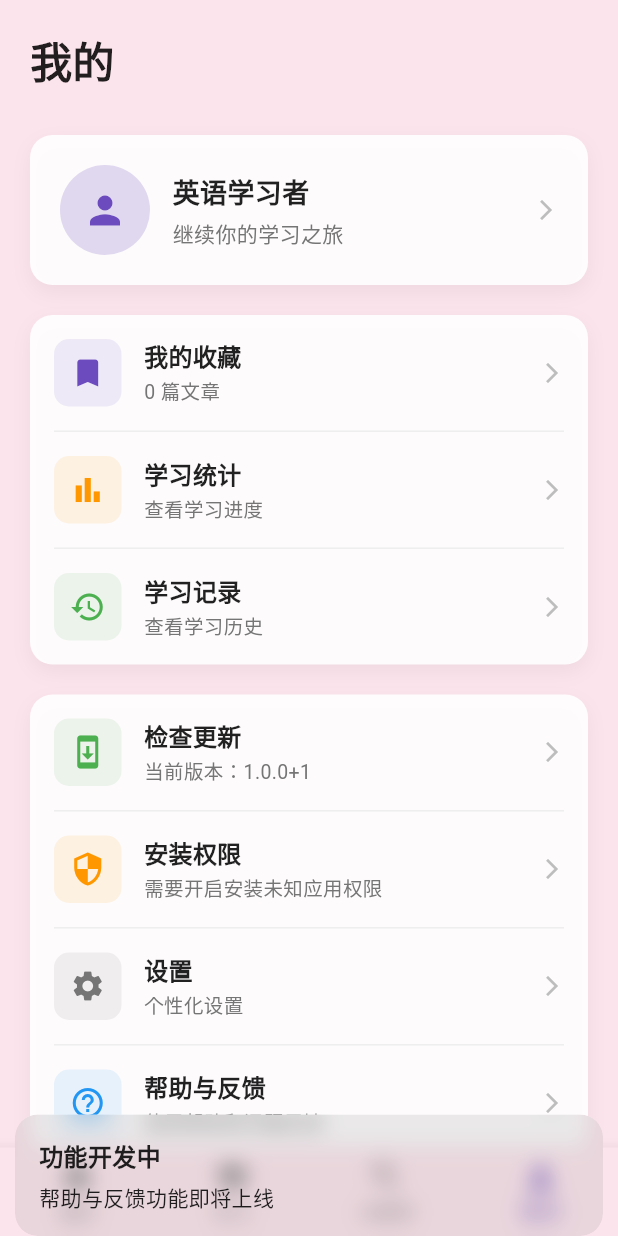
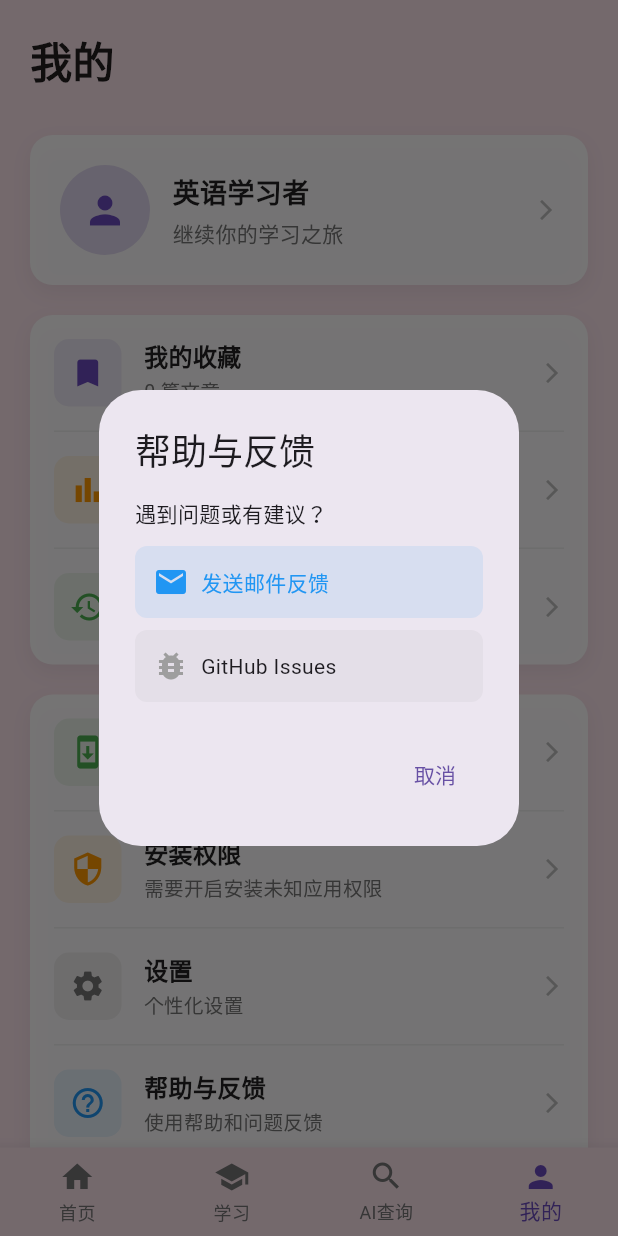
Before and after one commit to Dolores18/mika_app, a Flutter app: the screen it shows after launch, item 4 of the bottom bar chosen, after a tap on "帮助与反馈", on a phone screen of 412 x 824 dp. Run offline on Flutter 3.47's test engine with Material 3 defaults, Android fonts, the phone set to English and light mode, and no system bars; our stand-ins replace device_info_plus, flutter_markdown, flutter_riverpod, get, isar, just_audio and 6 more; missing offline and left inert: android_intent_plus, flutter_inappwebview, markdown; accounts and stored records are empty; generated files the repository leaves out were written again; network calls fail.

```diff
--- a/lib/pages/profile_page.dart
+++ b/lib/pages/profile_page.dart
@@ -235,11 +235,7 @@ class ProfilePage extends StatelessWidget {
             subtitle: '使用帮助和问题反馈',
             color: Colors.blue,
             onTap: () {
-              Get.snackbar(
-                '功能开发中',
-                '帮助与反馈功能即将上线',
-                snackPosition: SnackPosition.BOTTOM,
-              );
+              _showFeedbackDialog();
             },
           ),
 
@@ -539,6 +535,74 @@ class ProfilePage extends StatelessWidget {
     );
   }
 
+  // 显示反馈对话框
+  void _showFeedbackDialog() {
+    Get.dialog(
+      AlertDialog(
+        title: const Text('帮助与反馈'),
+        content: Column(
+          mainAxisSize: MainAxisSize.min,
+          crossAxisAlignment: CrossAxisAlignment.start,
+          children: [
+            const Text('遇到问题或有建议？'),
+            const SizedBox(height: 12),
+
+            // 邮件反馈
+            InkWell(
+              onTap: () {
+                Get.back();
+                updateController.sendFeedbackEmail();
+              },
+              child: Container(
+                padding: const EdgeInsets.all(12),
+                decoration: BoxDecoration(
+                  color: Colors.blue.withOpacity(0.1),
+                  borderRadius: BorderRadius.circular(8),
+                ),
+                child: const Row(
+                  children: [
+                    Icon(Icons.email, color: Colors.blue),
+                    SizedBox(width: 8),
+                    Text('发送邮件反馈', style: TextStyle(color: Colors.blue)),
+                  ],
+                ),
+              ),
+            ),
+            const SizedBox(height: 8),
+
+            // GitHub Issues
+            InkWell(
+              onTap: () {
+                Get.back();
+                updateController.openGitHubRepo();
+              },
+              child: Container(
+                padding: const EdgeInsets.all(12),
+                decoration: BoxDecoration(
+                  color: Colors.grey.withOpacity(0.1),
+                  borderRadius: BorderRadius.circular(8),
+                ),
+                child: const Row(
+                  children: [
+                    Icon(Icons.bug_report, color: Colors.grey),
+                    SizedBox(width: 8),
+                    Text('GitHub Issues'),
+                  ],
+                ),
+              ),
+            ),
+          ],
+        ),
+        actions: [
+          TextButton(
+            onPressed: () => Get.back(),
+            child: const Text('取消'),
+          ),
+        ],
+      ),
+    );
+  }
+
   // 显示关于对话框
   void _showAboutDialog() {
     Get.dialog(
@@ -556,18 +620,44 @@ class ProfilePage extends StatelessWidget {
             const SizedBox(height: 12),
             const Text('开发者：Mika'),
             const SizedBox(height: 8),
-            const Text('GitHub：https://github.com/Dolores18/mika_app'),
+
+            // GitHub项目链接
+            InkWell(
+              onTap: updateController.openGitHubRepo,
+              child: const Text(
+                'GitHub：https://github.com/Dolores18/mika_app',
+                style: TextStyle(
+                  color: Colors.blue,
+                  decoration: TextDecoration.underline,
+                ),
+              ),
+            ),
             const SizedBox(height: 12),
+
             const Text('📱 应用更新',
                 style: TextStyle(fontWeight: FontWeight.bold)),
             const SizedBox(height: 4),
             const Text('• 在"我的"页面点击"检查更新"'),
             const Text('• 或访问GitHub Release页面'),
             const SizedBox(height: 8),
-            const Text('🔗 Release页面：'),
-            const Text(
-              'https://github.com/Dolores18/mika_app/releases',
-              style: TextStyle(fontSize: 12, color: Colors.blue),
+
+            // Release页面链接
+            Row(
+              children: [
+                const Text('🔗 Release页面：'),
+                const SizedBox(width: 4),
+                InkWell(
+                  onTap: updateController.openGitHubRelease,
+                  child: const Text(
+                    '点击访问',
+                    style: TextStyle(
+                      color: Colors.blue,
+                      decoration: TextDecoration.underline,
+                      fontWeight: FontWeight.w500,
+                    ),
+                  ),
+                ),
+              ],
             ),
           ],
         ),
--- a/pubspec.yaml
+++ b/pubspec.yaml
@@ -55,6 +55,7 @@ dependencies:
   pub_semver: ^2.1.4
   device_info_plus: ^10.1.0
   android_intent_plus: ^4.0.3
+  url_launcher: ^6.2.4
 
 dev_dependencies:
   flutter_test:
```
Also changed, not shown: lib/controllers/update_controller.dart (+58 -3 lines), lib/services/update_service.dart (line endings or trailing spaces), pubspec.lock, 5 other files.
